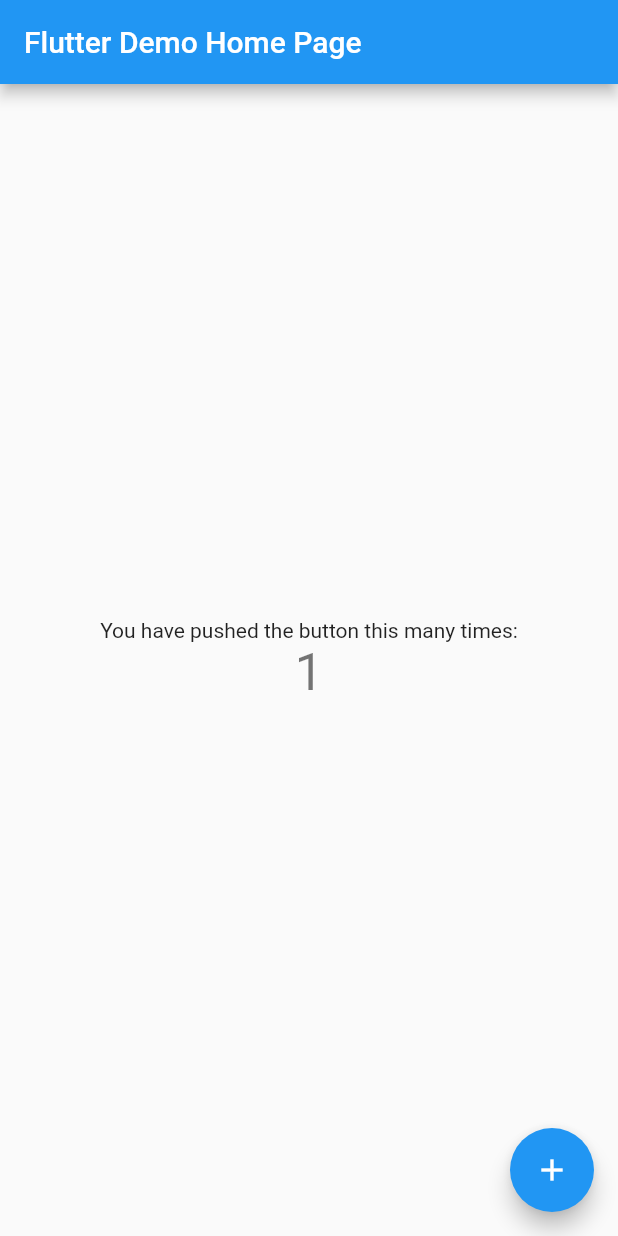
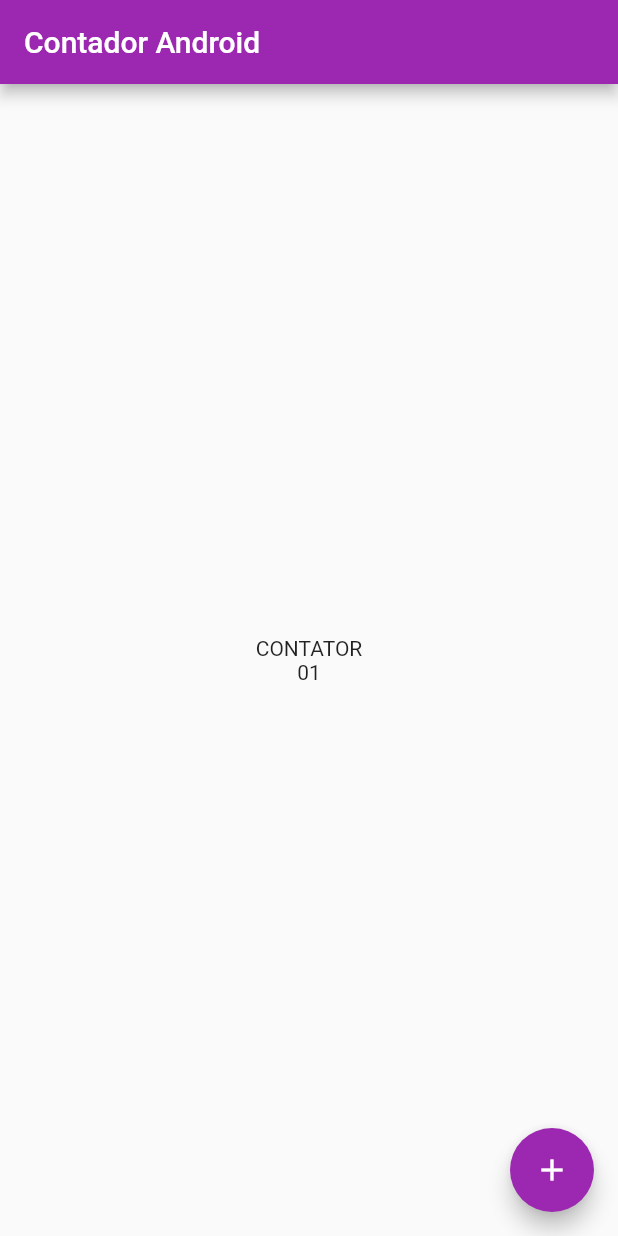
Before and after one commit to Franklyn-Sancho/Counter_App, a Flutter app: the screen it shows after launch, after a tap on the "add" icon, on a phone screen of 412 x 824 dp. Run offline on Flutter 3.47's test engine with Material 2 defaults, Android fonts, the phone set to English and light mode, and no system bars.

Commit message:
APlicação de contagem simples

```diff
--- a/lib/main.dart
+++ b/lib/main.dart
@@ -1,113 +1,38 @@
 import 'package:flutter/material.dart';
 
 void main() {
-  runApp(MyApp());
+  runApp(MaterialApp(
+      theme: ThemeData(primarySwatch: Colors.purple), home: HomePage()));
 }
 
-class MyApp extends StatelessWidget {
-  // This widget is the root of your application.
+class HomePage extends StatefulWidget {
   @override
-  Widget build(BuildContext context) {
-    return MaterialApp(
-      title: 'Flutter Demo',
-      theme: ThemeData(
-        // This is the theme of your application.
-        //
-        // Try running your application with "flutter run". You'll see the
-        // application has a blue toolbar. Then, without quitting the app, try
-        // changing the primarySwatch below to Colors.green and then invoke
-        // "hot reload" (press "r" in the console where you ran "flutter run",
-        // or simply save your changes to "hot reload" in a Flutter IDE).
-        // Notice that the counter didn't reset back to zero; the application
-        // is not restarted.
-        primarySwatch: Colors.blue,
-      ),
-      home: MyHomePage(title: 'Flutter Demo Home Page'),
-    );
-  }
+  _HomePageState createState() => _HomePageState();
 }
 
-class MyHomePage extends StatefulWidget {
-  MyHomePage({Key? key, required this.title}) : super(key: key);
+class _HomePageState extends State<HomePage> {
+  var count = 0;
 
-  // This widget is the home page of your application. It is stateful, meaning
-  // that it has a State object (defined below) that contains fields that affect
-  // how it looks.
-
-  // This class is the configuration for the state. It holds the values (in this
-  // case the title) provided by the parent (in this case the App widget) and
-  // used by the build method of the State. Fields in a Widget subclass are
-  // always marked "final".
-
-  final String title;
-
-  @override
-  _MyHomePageState createState() => _MyHomePageState();
-}
-
-class _MyHomePageState extends State<MyHomePage> {
-  int _counter = 0;
-
-  void _incrementCounter() {
-    setState(() {
-      // This call to setState tells the Flutter framework that something has
-      // changed in this State, which causes it to rerun the build method below
-      // so that the display can reflect the updated values. If we changed
-      // _counter without calling setState(), then the build method would not be
-      // called again, and so nothing would appear to happen.
-      _counter++;
-    });
+  void increment() {
+    count++;
+    setState(() {});
   }
 
   @override
   Widget build(BuildContext context) {
-    // This method is rerun every time setState is called, for instance as done
-    // by the _incrementCounter method above.
-    //
-    // The Flutter framework has been optimized to make rerunning build methods
-    // fast, so that you can just rebuild anything that needs updating rather
-    // than having to individually change instances of widgets.
     return Scaffold(
-      appBar: AppBar(
-        // Here we take the value from the MyHomePage object that was created by
-        // the App.build method, and use it to set our appbar title.
-        title: Text(widget.title),
+      appBar: AppBar(title: Text("Contador Android")),
+      body: Center(
+          child: Text(
+        "CONTATOR\n0$count",
+        textAlign: TextAlign.center,
+      )),
+      floatingActionButton: FloatingActionButton(
+        child: Icon(Icons.add),
+        onPressed: () {
+          increment();
+        },
       ),
-      body: Center(
-        // Center is a layout widget. It takes a single child and positions it
-        // in the middle of the parent.
-        child: Column(
-          // Column is also a layout widget. It takes a list of children and
-          // arranges them vertically. By default, it sizes itself to fit its
-          // children horizontally, and tries to be as tall as its parent.
-          //
-          // Invoke "debug painting" (press "p" in the console, choose the
-          // "Toggle Debug Paint" action from the Flutter Inspector in Android
-          // Studio, or the "Toggle Debug Paint" command in Visual Studio Code)
-          // to see the wireframe for each widget.
-          //
-          // Column has various properties to control how it sizes itself and
-          // how it positions its children. Here we use mainAxisAlignment to
-          // center the children vertically; the main axis here is the vertical
-          // axis because Columns are vertical (the cross axis would be
-          // horizontal).
-          mainAxisAlignment: MainAxisAlignment.center,
-          children: <Widget>[
-            Text(
-              'You have pushed the button this many times:',
-            ),
-            Text(
-              '$_counter',
-              style: Theme.of(context).textTheme.headline4,
-            ),
-          ],
-        ),
-      ),
-      floatingActionButton: FloatingActionButton(
-        onPressed: _incrementCounter,
-        tooltip: 'Increment',
-        child: Icon(Icons.add),
-      ), // This trailing comma makes auto-formatting nicer for build methods.
     );
   }
 }
```
